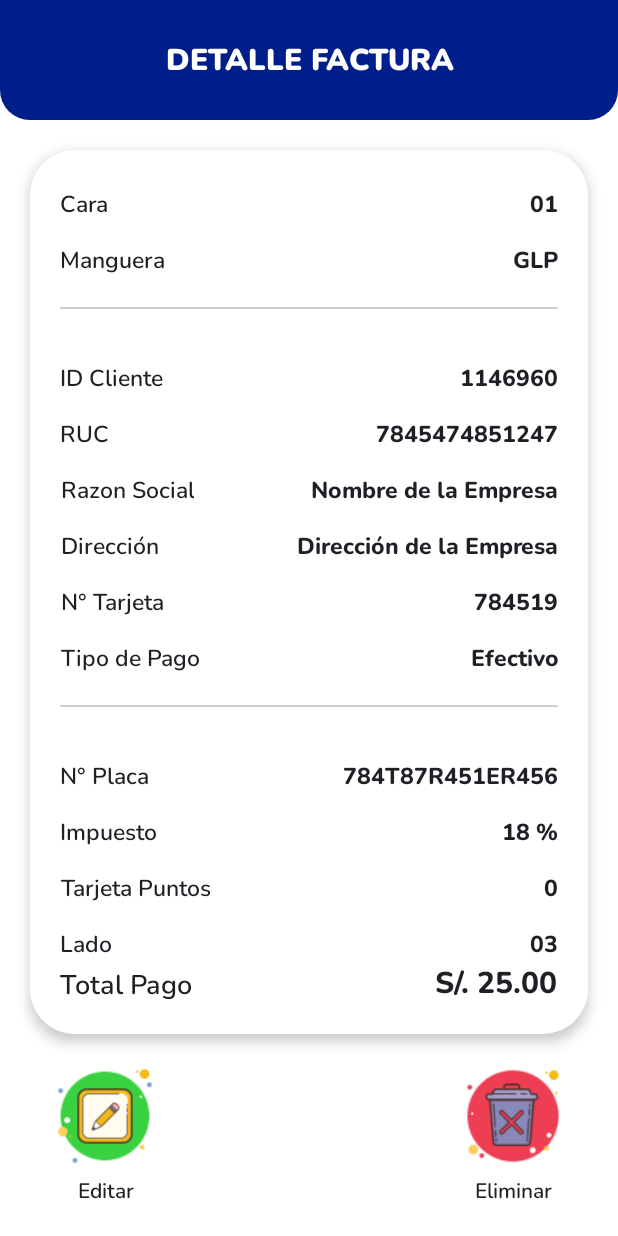
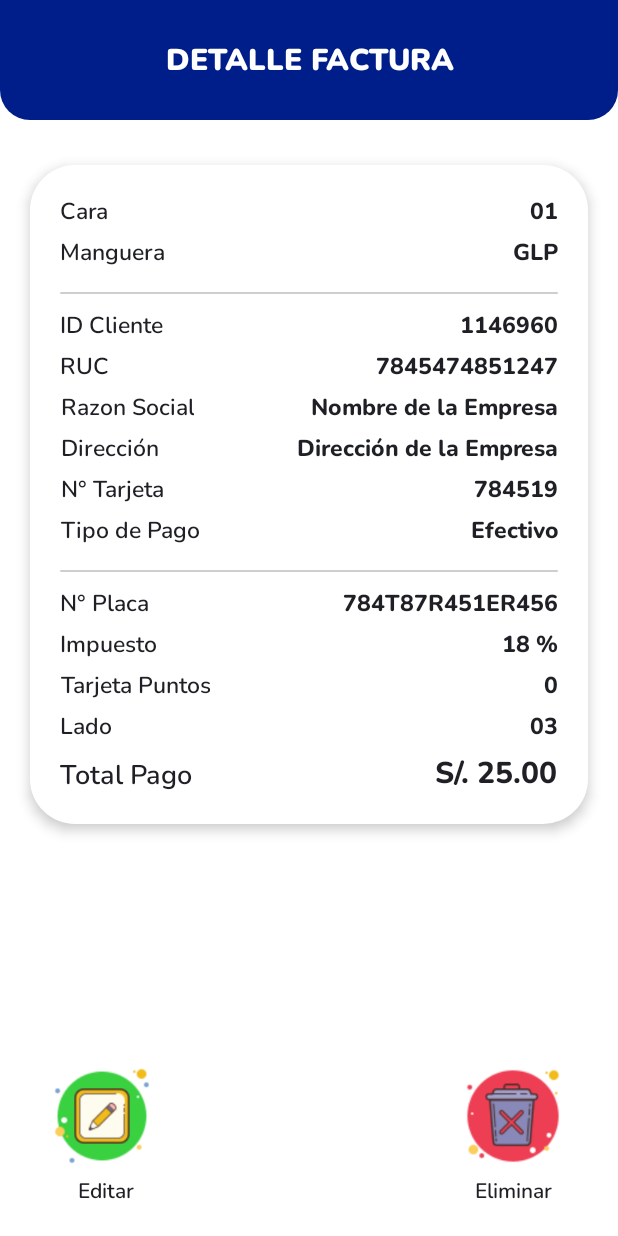
Before and after one commit to melinallacuag/fragmentMenu, an Android app: the DetalleOpFacturaFragment screen opened through its navigation route, on a phone screen of 412 x 824 dp. Run offline under Robolectric (Android 15) with nearby library versions, the phone set to English and light mode, and no system bars.

Commit message:
implemnetacion de modal de cierre x y cierre z

```diff
--- a/app/src/main/java/com/example/fragmentmenu/GrifoFragment.kt
+++ b/app/src/main/java/com/example/fragmentmenu/GrifoFragment.kt
@@ -28,6 +28,12 @@ class GrifoFragment : Fragment() {
             Navigation.findNavController(view).navigate(R.id.action_grifoFragment_to_facturaFragment)
         }
 
+        cardCierrex.setOnClickListener{
+            Navigation.findNavController(view).navigate(R.id.action_grifoFragment_to_cierrexFragment)
+        }
+        cardCierrez.setOnClickListener{
+            Navigation.findNavController(view).navigate(R.id.action_grifoFragment_to_cierrezFragment)
+        }
 
         GrifocardsHome.setOnClickListener{
             Navigation.findNavController(view).navigate(R.id.action_grifoFragment_to_mainFragment)
--- a/app/src/main/res/layout/fragment_detalle_op_factura.xml
+++ b/app/src/main/res/layout/fragment_detalle_op_factura.xml
@@ -32,15 +32,12 @@
         android:layout_width="match_parent"
         android:layout_height="wrap_content"
         android:layout_marginStart="20sp"
-        android:layout_marginTop="20sp"
+        android:layout_marginTop="30sp"
         android:layout_marginEnd="20sp"
         android:background="@drawable/contenedor_login"
         android:elevation="5sp"
         android:orientation="vertical"
-        android:paddingLeft="20sp"
-        android:paddingTop="10sp"
-        android:paddingEnd="20sp"
-        android:paddingBottom="20sp"
+       android:padding="20dp"
 
         app:layout_constraintEnd_toEndOf="parent"
         app:layout_constraintHorizontal_bias="0.0"
@@ -51,7 +48,7 @@
         <androidx.constraintlayout.widget.ConstraintLayout
             android:layout_width="match_parent"
             android:layout_height="wrap_content"
-            android:layout_marginTop="15sp"
+            android:layout_marginBottom="5sp"
             app:layout_constraintBottom_toBottomOf="parent"
             app:layout_constraintEnd_toEndOf="parent"
             app:layout_constraintStart_toStartOf="parent"
@@ -96,7 +93,7 @@
         <androidx.constraintlayout.widget.ConstraintLayout
             android:layout_width="match_parent"
             android:layout_height="wrap_content"
-            android:layout_marginTop="15sp"
+            android:layout_marginBottom="5sp"
             app:layout_constraintBottom_toBottomOf="parent"
             app:layout_constraintEnd_toEndOf="parent"
             app:layout_constraintStart_toStartOf="parent"
@@ -142,14 +139,14 @@
         <View
             android:layout_width="fill_parent"
             android:layout_height="1sp"
-            android:layout_marginTop="20sp"
-            android:layout_marginBottom="20sp"
+            android:layout_marginTop="10sp"
+            android:layout_marginBottom="10sp"
             android:background="@drawable/separador" />
 
         <androidx.constraintlayout.widget.ConstraintLayout
             android:layout_width="match_parent"
             android:layout_height="wrap_content"
-            android:layout_marginTop="15sp"
+            android:layout_marginBottom="5sp"
             app:layout_constraintBottom_toBottomOf="parent"
             app:layout_constraintEnd_toEndOf="parent"
             app:layout_constraintStart_toStartOf="parent"
@@ -195,7 +192,7 @@
         <androidx.constraintlayout.widget.ConstraintLayout
             android:layout_width="match_parent"
             android:layout_height="wrap_content"
-            android:layout_marginTop="15sp"
+            android:layout_marginBottom="5sp"
             app:layout_constraintBottom_toBottomOf="parent"
             app:layout_constraintEnd_toEndOf="parent"
             app:layout_constraintStart_toStartOf="parent"
@@ -242,7 +239,7 @@
         <androidx.constraintlayout.widget.ConstraintLayout
             android:layout_width="match_parent"
             android:layout_height="wrap_content"
-            android:layout_marginTop="15sp"
+            android:layout_marginBottom="5sp"
             app:layout_constraintBottom_toBottomOf="parent"
             app:layout_constraintEnd_toEndOf="parent"
             app:layout_constraintStart_toStartOf="parent"
@@ -288,7 +285,7 @@
         <androidx.constraintlayout.widget.ConstraintLayout
             android:layout_width="match_parent"
             android:layout_height="wrap_content"
-            android:layout_marginTop="15sp"
+            android:layout_marginBottom="5sp"
             app:layout_constraintBottom_toBottomOf="parent"
             app:layout_constraintEnd_toEndOf="parent"
             app:layout_constraintStart_toStartOf="parent"
@@ -334,7 +331,7 @@
         <androidx.constraintlayout.widget.ConstraintLayout
             android:layout_width="match_parent"
             android:layout_height="wrap_content"
-            android:layout_marginTop="15sp"
+            android:layout_marginBottom="5sp"
             app:layout_constraintBottom_toBottomOf="parent"
             app:layout_constraintEnd_toEndOf="parent"
             app:layout_constraintStart_toStartOf="parent"
@@ -380,7 +377,7 @@
         <androidx.constraintlayout.widget.ConstraintLayout
             android:layout_width="match_parent"
             android:layout_height="wrap_content"
-            android:layout_marginTop="15sp"
+            android:layout_marginBottom="5sp"
             app:layout_constraintBottom_toBottomOf="parent"
             app:layout_constraintEnd_toEndOf="parent"
             app:layout_constraintStart_toStartOf="parent"
@@ -426,14 +423,14 @@
         <View
             android:layout_width="fill_parent"
             android:layout_height="1sp"
-            android:layout_marginTop="20sp"
-            android:layout_marginBottom="20sp"
+            android:layout_marginTop="10sp"
+            android:layout_marginBottom="10sp"
             android:background="@drawable/separador" />
 
         <androidx.constraintlayout.widget.ConstraintLayout
             android:layout_width="match_parent"
             android:layout_height="wrap_content"
-            android:layout_marginTop="15sp"
+            android:layout_marginBottom="5sp"
             app:layout_constraintBottom_toBottomOf="parent"
             app:layout_constraintEnd_toEndOf="parent"
             app:layout_constraintStart_toStartOf="parent"
@@ -479,7 +476,7 @@
         <androidx.constraintlayout.widget.ConstraintLayout
             android:layout_width="match_parent"
             android:layout_height="wrap_content"
-            android:layout_marginTop="15sp"
+            android:layout_marginBottom="5sp"
             app:layout_constraintBottom_toBottomOf="parent"
             app:layout_constraintEnd_toEndOf="parent"
             app:layout_constraintStart_toStartOf="parent"
@@ -526,7 +523,7 @@
         <androidx.constraintlayout.widget.ConstraintLayout
             android:layout_width="match_parent"
             android:layout_height="wrap_content"
-            android:layout_marginTop="15sp"
+            android:layout_marginBottom="5sp"
             app:layout_constraintBottom_toBottomOf="parent"
             app:layout_constraintEnd_toEndOf="parent"
             app:layout_constraintStart_toStartOf="parent"
@@ -573,7 +570,7 @@
         <androidx.constraintlayout.widget.ConstraintLayout
             android:layout_width="match_parent"
             android:layout_height="wrap_content"
-            android:layout_marginTop="15sp"
+            android:layout_marginBottom="5sp"
             app:layout_constraintBottom_toBottomOf="parent"
             app:layout_constraintEnd_toEndOf="parent"
             app:layout_constraintStart_toStartOf="parent"
@@ -667,10 +664,12 @@
         android:layout_width="80sp"
         android:layout_height="80sp"
 
-        android:layout_marginStart="30sp"
+        android:layout_marginStart="28dp"
         android:src="@drawable/icon_btneditar"
         app:layout_constraintBottom_toTopOf="@+id/textView2"
-        app:layout_constraintStart_toStartOf="parent" />
+        app:layout_constraintStart_toStartOf="parent"
+        app:layout_constraintTop_toTopOf="parent"
+        app:layout_constraintVertical_bias="1.0" />
 
     <ImageView
         android:id="@+id/btneliminar"
--- a/app/src/main/res/navigation/my_nav.xml
+++ b/app/src/main/res/navigation/my_nav.xml
@@ -78,6 +78,12 @@
         <action
             android:id="@+id/action_grifoFragment_to_reporteFragment"
             app:destination="@id/reporteFragment" />
+        <action
+            android:id="@+id/action_grifoFragment_to_cierrezFragment"
+            app:destination="@id/cierrezFragment" />
+        <action
+            android:id="@+id/action_grifoFragment_to_cierrexFragment"
+            app:destination="@id/cierrexFragment" />
     </fragment>
     <fragment
         android:id="@+id/reporteFragment"
@@ -137,4 +143,14 @@
         android:name="com.example.fragmentmenu.EditarOpFacturaFragment"
         android:label="fragment_editar_op_factura"
         tools:layout="@layout/fragment_editar_op_factura" />
+    <fragment
+        android:id="@+id/cierrexFragment"
+        android:name="com.example.fragmentmenu.CierrexFragment"
+        android:label="fragment_cierrex"
+        tools:layout="@layout/fragment_cierrex" />
+    <fragment
+        android:id="@+id/cierrezFragment"
+        android:name="com.example.fragmentmenu.CierrezFragment"
+        android:label="fragment_cierrez"
+        tools:layout="@layout/fragment_cierrez" />
 </navigation>
```
Also changed, not shown: app/src/main/java/com/example/fragmentmenu/CierrexFragment.kt (added, +22 -0 lines), app/src/main/java/com/example/fragmentmenu/CierrezFragment.kt (added, +22 -0 lines), app/src/main/res/layout/fragment_cierrex.xml (added, +14 -0 lines), app/src/main/res/layout/fragment_factura.xml (+15 -16 lines).
